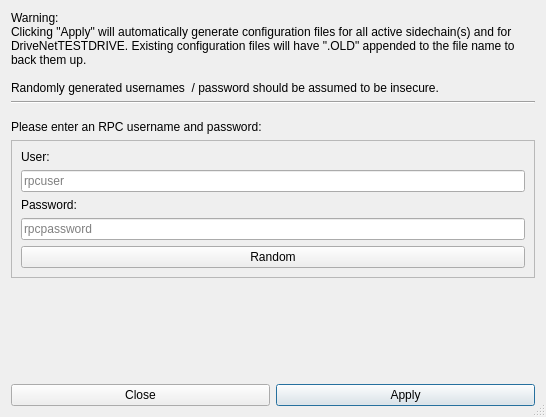
Before: the Qt Designer form src/qt/forms/confgeneratordialog.ui in DriveNetTESTDRIVE/DriveNet, drawn with Qt 5.
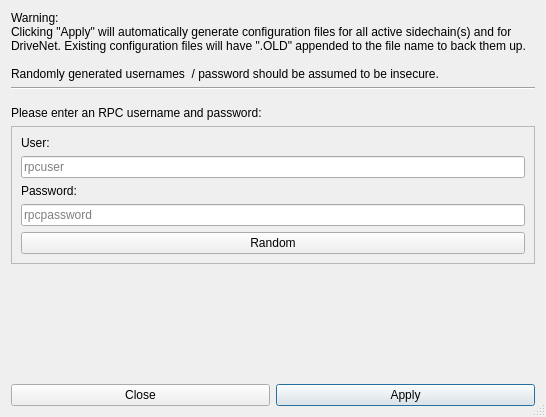
After: the same form once the commit is applied. Icons and pictures are not drawn.

Commit message: Add sidechain activation by voting

```diff
--- a/src/qt/forms/confgeneratordialog.ui
+++ b/src/qt/forms/confgeneratordialog.ui
@@ -112,8 +112,8 @@
    <item row="0" column="0" colspan="2">
     <widget class="QLabel" name="label">
      <property name="text">
-      <string>Warning: 
-Clicking &quot;Apply&quot; will automatically generate configuration files for all active sidechain(s) and for DriveNetTESTDRIVE. Existing configuration files will have &quot;.OLD&quot; appended to the file name to back them up.
+      <string>Warning:
+Clicking &quot;Apply&quot; will automatically generate configuration files for all active sidechain(s) and for DriveNet. Existing configuration files will have &quot;.OLD&quot; appended to the file name to back them up.
 
 Randomly generated usernames  / password should be assumed to be insecure.</string>
      </property>
```
The commit also changes 36 other files.
